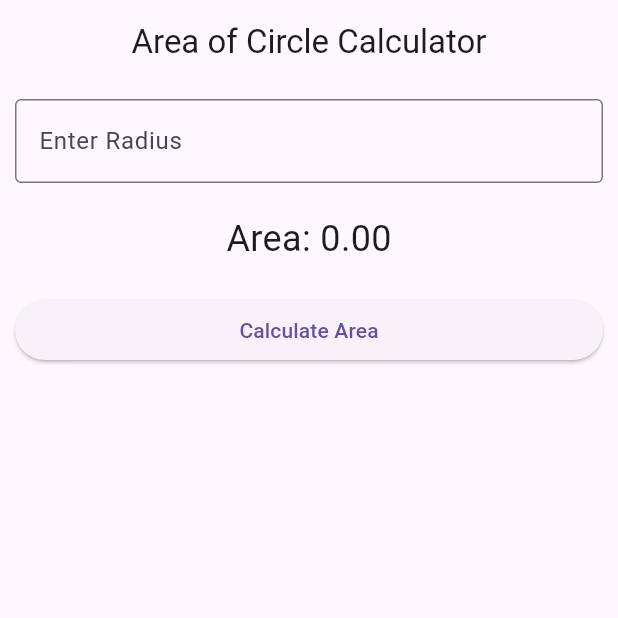
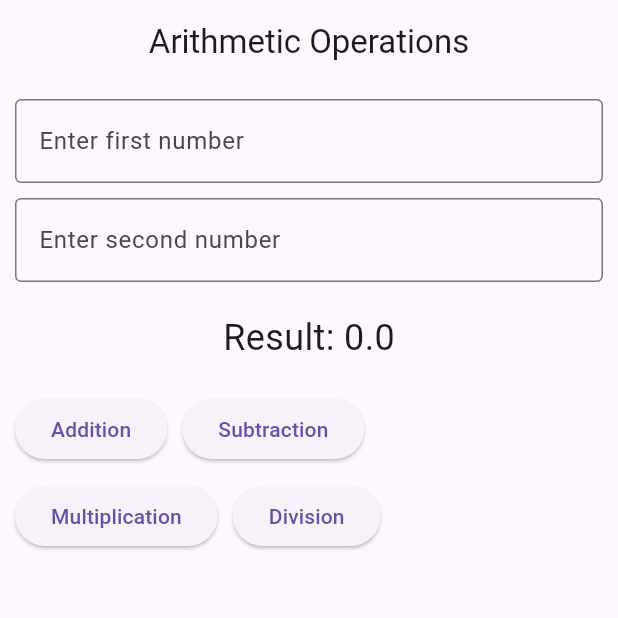
Before and after one commit to Bishwonath/first_assigment, a Flutter app: the screen it shows after launch, on a phone screen of 412 x 824 dp, the top half of it. Run offline on Flutter 3.47's test engine with Material 3 defaults, Android fonts, the light colour scheme and no system bars.

Commit message:
arithmetic_view

```diff
--- a/lib/app.dart
+++ b/lib/app.dart
@@ -1,5 +1,5 @@
 import 'package:flutter/material.dart';
-import 'view/area_of_circle.dart'; // Import the new view
+import 'view/arithmetic_view.dart'; // Import the new view
 
 class MyApp extends StatelessWidget {
   const MyApp({super.key});
@@ -8,7 +8,7 @@ class MyApp extends StatelessWidget {
   Widget build(BuildContext context) {
     return const MaterialApp(
       debugShowCheckedModeBanner: false,
-      home: AreaOfCircleView(), // Set AreaOfCircleView as the home
+      home: ArithmeticView(), // Set ArithmeticView as the home
     );
   }
 }
--- /dev/null
+++ b/lib/view/arithmetic_view.dart
@@ -0,0 +1,136 @@
+import 'package:flutter/material.dart';
+
+class ArithmeticView extends StatefulWidget {
+  const ArithmeticView({super.key});
+
+  @override
+  State<ArithmeticView> createState() => _ArithmeticViewState();
+}
+
+class _ArithmeticViewState extends State<ArithmeticView> {
+  double first = 0;
+  double second = 0;
+  double result = 0;
+  String operation = '';
+
+  final myKey = GlobalKey<FormState>();
+
+  @override
+  Widget build(BuildContext context) {
+    return Scaffold(
+      appBar: AppBar(
+        title: const Text('Arithmetic Operations'),
+        centerTitle: true,
+      ),
+      body: Padding(
+        padding: const EdgeInsets.all(10),
+        child: Form(
+          key: myKey,
+          child: Column(
+            children: [
+              TextFormField(
+                onChanged: (value) {
+                  first = double.tryParse(value) ?? 0;
+                },
+                keyboardType: TextInputType.number,
+                decoration: const InputDecoration(
+                  labelText: 'Enter first number',
+                  border: OutlineInputBorder(),
+                ),
+                validator: (value) {
+                  if (value == null || value.isEmpty) {
+                    return 'Please enter the first number';
+                  }
+                  return null;
+                },
+              ),
+              const SizedBox(height: 10),
+              TextFormField(
+                onChanged: (value) {
+                  second = double.tryParse(value) ?? 0;
+                },
+                keyboardType: TextInputType.number,
+                decoration: const InputDecoration(
+                  labelText: 'Enter second number',
+                  border: OutlineInputBorder(),
+                ),
+                validator: (value) {
+                  if (value == null || value.isEmpty) {
+                    return 'Please enter the second number';
+                  }
+                  return null;
+                },
+              ),
+              const SizedBox(height: 20),
+              Text(
+                'Result: $result',
+                style: const TextStyle(fontSize: 24),
+              ),
+              const SizedBox(height: 20),
+              Row(
+                children: [
+                  ElevatedButton(
+                    onPressed: () {
+                      if (myKey.currentState!.validate()) {
+                        setState(() {
+                          result = first + second;
+                          operation = 'Addition';
+                        });
+                      }
+                    },
+                    child: const Text('Addition'),
+                  ),
+                  const SizedBox(width: 10),
+                  ElevatedButton(
+                    onPressed: () {
+                      if (myKey.currentState!.validate()) {
+                        setState(() {
+                          result = first - second;
+                          operation = 'Subtraction';
+                        });
+                      }
+                    },
+                    child: const Text('Subtraction'),
+                  ),
+                ],
+              ),
+              const SizedBox(height: 10),
+              Row(
+                children: [
+                  ElevatedButton(
+                    onPressed: () {
+                      if (myKey.currentState!.validate()) {
+                        setState(() {
+                          result = first * second;
+                          operation = 'Multiplication';
+                        });
+                      }
+                    },
+                    child: const Text('Multiplication'),
+                  ),
+                  const SizedBox(width: 10),
+                  ElevatedButton(
+                    onPressed: () {
+                      if (myKey.currentState!.validate()) {
+                        setState(() {
+                          if (second != 0) {
+                            result = first / second;
+                            operation = 'Division';
+                          } else {
+                            result = 0;
+                            operation = 'Error: Division by 0';
+                          }
+                        });
+                      }
+                    },
+                    child: const Text('Division'),
+                  ),
+                ],
+              ),
+            ],
+          ),
+        ),
+      ),
+    );
+  }
+}
```
